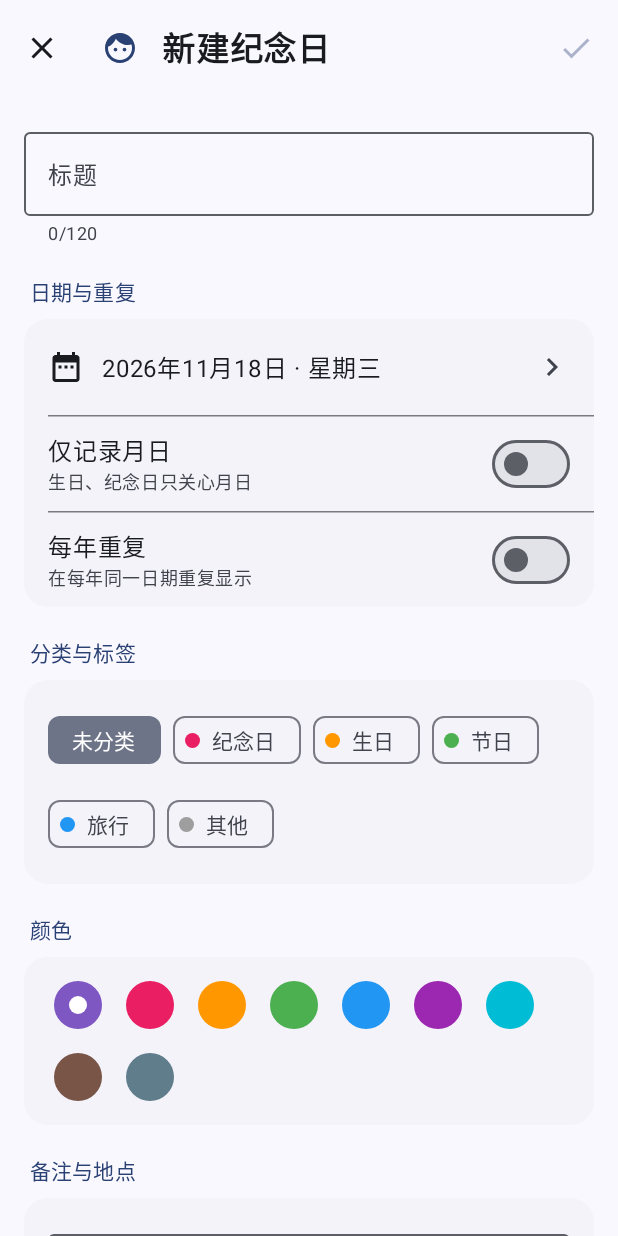
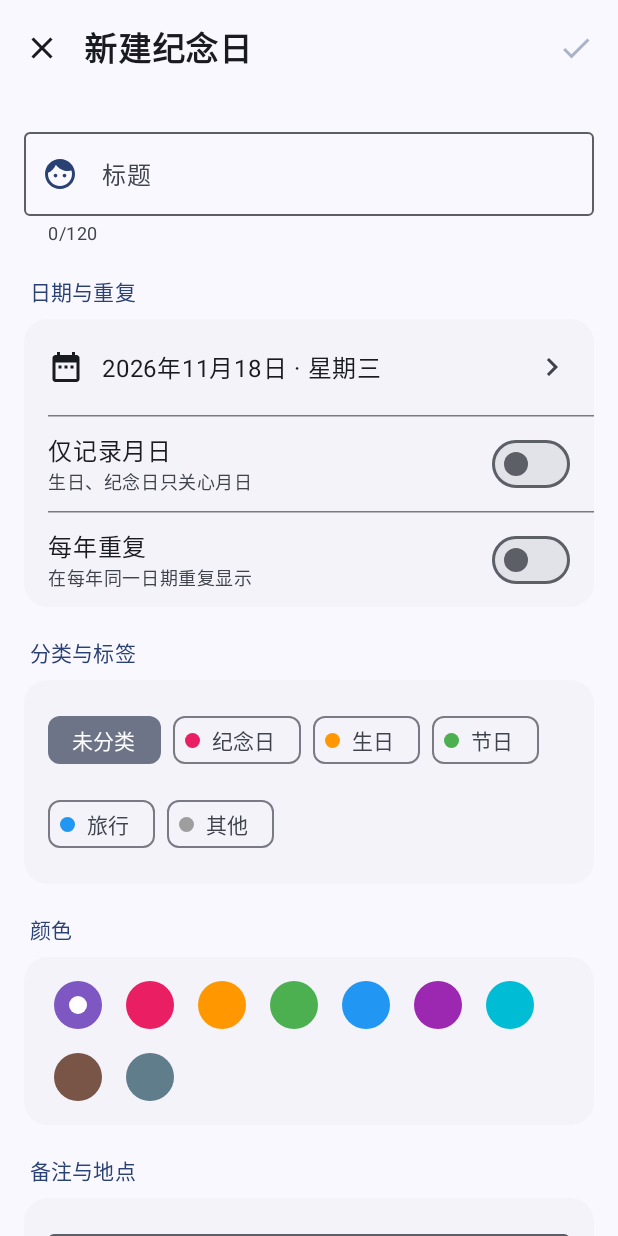
Before and after one commit to jiegun314/lunary, an Android app built with Jetpack Compose: the EventsScreen screen opened through its navigation route, after a tap on "添加纪念日", on a phone screen of 412 x 824 dp. Run offline under Robolectric (Android 15) with nearby library versions, the phone set to English and light mode, and no system bars; our stand-ins replace Dagger/Hilt's generated code, Room's generated code.

Commit message:
feat: move emoji picker into title field and expand catalog

```diff
--- a/app/build.gradle.kts
+++ b/app/build.gradle.kts
@@ -29,8 +29,8 @@ android {
         applicationId = "com.lunary.app"
         minSdk = 26
         targetSdk = 37
-        versionCode = 28
-        versionName = "0.9.4"
+        versionCode = 29
+        versionName = "0.9.5"
 
         testInstrumentationRunner = "androidx.test.runner.AndroidJUnitRunner"
     }
--- a/app/src/main/java/com/lunary/app/ui/editor/EditorScreen.kt
+++ b/app/src/main/java/com/lunary/app/ui/editor/EditorScreen.kt
@@ -128,6 +128,10 @@ fun EditorScreen(
     var showLocationPicker by remember { mutableStateOf(false) }
     var showEmojiPicker by remember { mutableStateOf(false) }
     val selectedEmoji = form.emoji
+    val emojiAction = stringResource(
+        if (selectedEmoji == null) R.string.editor_emoji_add
+        else R.string.editor_emoji_change
+    )
     val hasTitleText = form.title.isNotBlank()
 
     fun applyEmoji(emoji: String?) {
@@ -148,28 +152,6 @@ fun EditorScreen(
                 title = {
                     BoxWithConstraints {
                         val compactTitle = maxWidth < 200.dp
-                        val emojiAction = stringResource(
-                            if (selectedEmoji == null) R.string.editor_emoji_add
-                            else R.string.editor_emoji_change
-                        )
-                        Row(verticalAlignment = Alignment.CenterVertically) {
-                            IconButton(
-                                onClick = { showEmojiPicker = true },
-                                modifier = Modifier.semantics {
-                                    contentDescription = emojiAction
-                                }
-                            ) {
-                                if (selectedEmoji != null) {
-                                    Text(selectedEmoji, fontSize = 22.sp)
-                                } else {
-                                    Icon(
-                                        Icons.Default.Face,
-                                        contentDescription = null,
-                                        tint = MaterialTheme.colorScheme.primary
-                                    )
-                                }
-                            }
-                            Spacer(Modifier.width(4.dp))
                         Text(
                             stringResource(
                                 when {
@@ -180,7 +162,6 @@ fun EditorScreen(
                                 }
                             )
                         )
-                        }
                     }
                 },
                 navigationIcon = {
@@ -239,6 +220,24 @@ fun EditorScreen(
                     modifier = Modifier.fillMaxWidth(),
                     label = { Text(stringResource(R.string.field_title)) },
                     placeholder = { Text(stringResource(R.string.hint_title)) },
+                    leadingIcon = {
+                        IconButton(
+                            onClick = { showEmojiPicker = true },
+                            modifier = Modifier.semantics {
+                                contentDescription = emojiAction
+                            }
+                        ) {
+                            if (selectedEmoji != null) {
+                                Text(selectedEmoji, fontSize = 22.sp)
+                            } else {
+                                Icon(
+                                    Icons.Default.Face,
+                                    contentDescription = null,
+                                    tint = MaterialTheme.colorScheme.primary
+                                )
+                            }
+                        }
+                    },
                     isError = titleError,
                     supportingText = {
                         Text(
--- a/app/src/main/res/values/strings.xml
+++ b/app/src/main/res/values/strings.xml
@@ -359,5 +359,5 @@
     <string name="editor_emoji_change">更换 emoji</string>
     <string name="editor_emoji_picker_title">选择 emoji</string>
     <string name="editor_emoji_remove">移除 emoji</string>
-    <string name="editor_emoji_hint">可选，只选择一个；会作为独立标签显示在标题前</string>
+    <string name="editor_emoji_hint">可选，只选择一个；会作为独立标签显示在标题前，可上下滑动浏览</string>
 </resources>
```
Also changed, not shown: app/src/main/java/com/lunary/app/domain/model/EmojiCatalog.kt (+48 -8 lines). Lines whose indentation alone changed are shown as unchanged.
